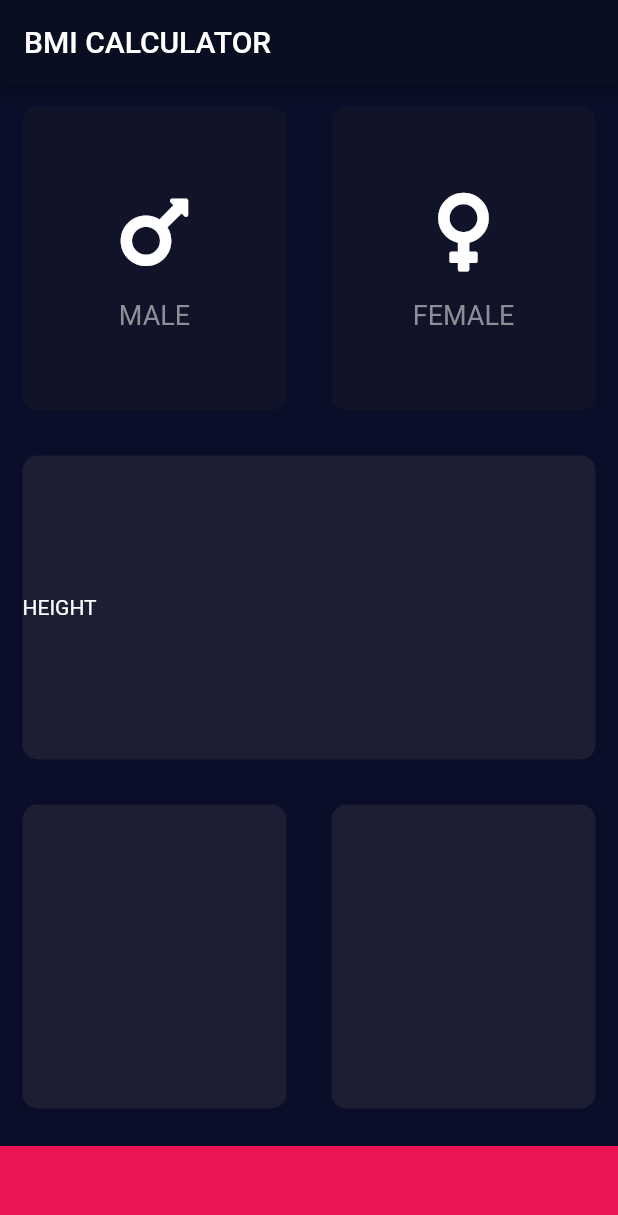
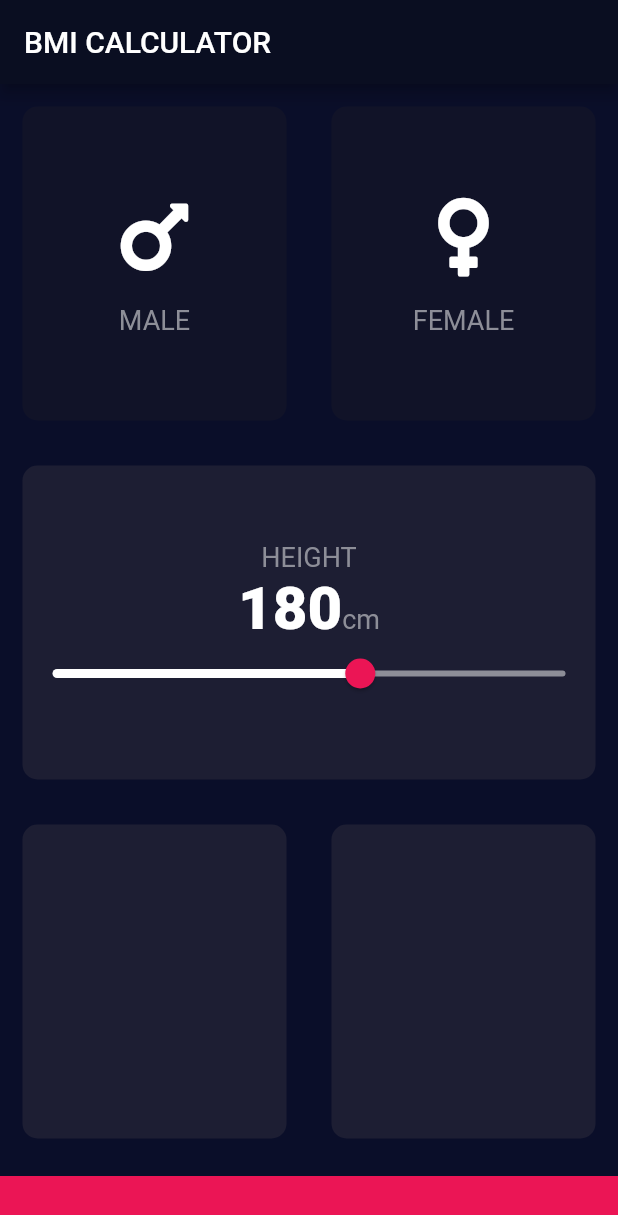
Before and after one commit to AlexDuthie/bmi_calculator, a Flutter app: the screen it shows after launch, on a phone screen of 412 x 824 dp. Shown: the top 1215 px of the screen. Run offline on Flutter 3.47's test engine with Material 2 defaults, Android fonts, the phone set to English and light mode, and no system bars; our stand-ins replace font_awesome_flutter.

Commit message:
Height Slider Card Created

```diff
--- a/lib/constants.dart
+++ b/lib/constants.dart
@@ -1,10 +1,15 @@
 import 'package:flutter/material.dart';
 
-const double bottomContainerHeight = 60;
-const Color activeCardColor = Color(0XFF1d1E33);
-const inactiveCardColor = Color(0xFF111328);
+const double kBottomContainerHeight = 40;
+const Color kActiveCardColor = Color(0XFF1d1E33);
+const kInactiveCardColor = Color(0xFF111328);
 
-const labelTextStyle = TextStyle(
+const kHeightTextStyle = TextStyle(
+    fontSize: 40,
+    fontWeight: FontWeight.w900
+);
+
+const kLabelTextStyle = TextStyle(
   fontSize: 18,
   color: Color(0xFF8D8E98),
 );
--- a/lib/gender_card.dart
+++ b/lib/gender_card.dart
@@ -18,7 +18,7 @@ class GenderCard extends StatelessWidget {
         ),
         Text(
           '$cardTitle',
-          style: labelTextStyle,
+          style: kLabelTextStyle,
         ),
       ],
     );
--- a/lib/input_page.dart
+++ b/lib/input_page.dart
@@ -16,8 +16,8 @@ class InputPage extends StatefulWidget {
 }
 
 class _InputPageState extends State<InputPage> {
-
   Gender selectedGender = Gender.undisclosed;
+  int height = 180;
 
   @override
   Widget build(BuildContext context) {
@@ -26,6 +26,7 @@ class _InputPageState extends State<InputPage> {
         title: Text('BMI CALCULATOR'),
       ),
       body: Column(
+        crossAxisAlignment: CrossAxisAlignment.stretch,
         children: [
           Expanded(
             child: Row(
@@ -38,7 +39,9 @@ class _InputPageState extends State<InputPage> {
                       });
                     },
                     child: ReusableCard(
-                      color: selectedGender == Gender.male ? activeCardColor : inactiveCardColor,
+                      color: selectedGender == Gender.male
+                          ? kActiveCardColor
+                          : kInactiveCardColor,
                       cardChild: GenderCard(
                         cardIcon: Icon(FontAwesomeIcons.mars, size: 60),
                         cardTitle: 'MALE',
@@ -54,7 +57,9 @@ class _InputPageState extends State<InputPage> {
                       });
                     },
                     child: ReusableCard(
-                      color: selectedGender == Gender.female ? activeCardColor : inactiveCardColor,
+                      color: selectedGender == Gender.female
+                          ? kActiveCardColor
+                          : kInactiveCardColor,
                       cardChild: GenderCard(
                         cardIcon: Icon(FontAwesomeIcons.venus, size: 60),
                         cardTitle: 'FEMALE',
@@ -67,12 +72,50 @@ class _InputPageState extends State<InputPage> {
           ),
           Expanded(
             child: ReusableCard(
-              color: activeCardColor,
+              color: kActiveCardColor,
               cardChild: Column(
                 mainAxisAlignment: MainAxisAlignment.center,
-                crossAxisAlignment: CrossAxisAlignment.stretch,
                 children: [
-                  Text('HEIGHT')
+                  Text(
+                    'HEIGHT',
+                    style: kLabelTextStyle,
+                  ),
+                  Row(
+                    mainAxisAlignment: MainAxisAlignment.center,
+                    crossAxisAlignment: CrossAxisAlignment.baseline,
+                    textBaseline: TextBaseline.alphabetic,
+                    children: [
+                      Text(
+                        '$height',
+                        style: kHeightTextStyle,
+                      ),
+                      Text(
+                        'cm',
+                        style: kLabelTextStyle,
+                      )
+                    ],
+                  ),
+                  SliderTheme(
+                    data: SliderTheme.of(context).copyWith(
+                        inactiveTrackColor: Color(0xFF8D8E98),
+                        activeTrackColor: Colors.white,
+                        overlayColor: Color(0xFFEB1555).withOpacity(0.4),
+                        thumbShape:
+                            RoundSliderThumbShape(enabledThumbRadius: 10),
+                        overlayShape:
+                            RoundSliderOverlayShape(overlayRadius: 20),
+                        thumbColor: Color(0xFFEB1555)),
+                    child: Slider(
+                      value: height.toDouble(),
+                      min: 120.0,
+                      max: 220.0,
+                      onChanged: (double newValue) {
+                        setState(() {
+                          height = newValue.round();
+                        });
+                      },
+                    ),
+                  ),
                 ],
               ),
             ),
@@ -82,13 +125,13 @@ class _InputPageState extends State<InputPage> {
               children: [
                 Expanded(
                   child: ReusableCard(
-                    color: activeCardColor,
+                    color: kActiveCardColor,
                     cardChild: Column(),
                   ),
                 ),
                 Expanded(
                   child: ReusableCard(
-                    color: activeCardColor,
+                    color: kActiveCardColor,
                     cardChild: Column(),
                   ),
                 ),
@@ -99,7 +142,7 @@ class _InputPageState extends State<InputPage> {
             color: Color(0xFFEB1555),
             margin: EdgeInsets.only(top: 10),
             width: double.infinity,
-            height: bottomContainerHeight,
+            height: kBottomContainerHeight,
           ),
         ],
       ),
```
